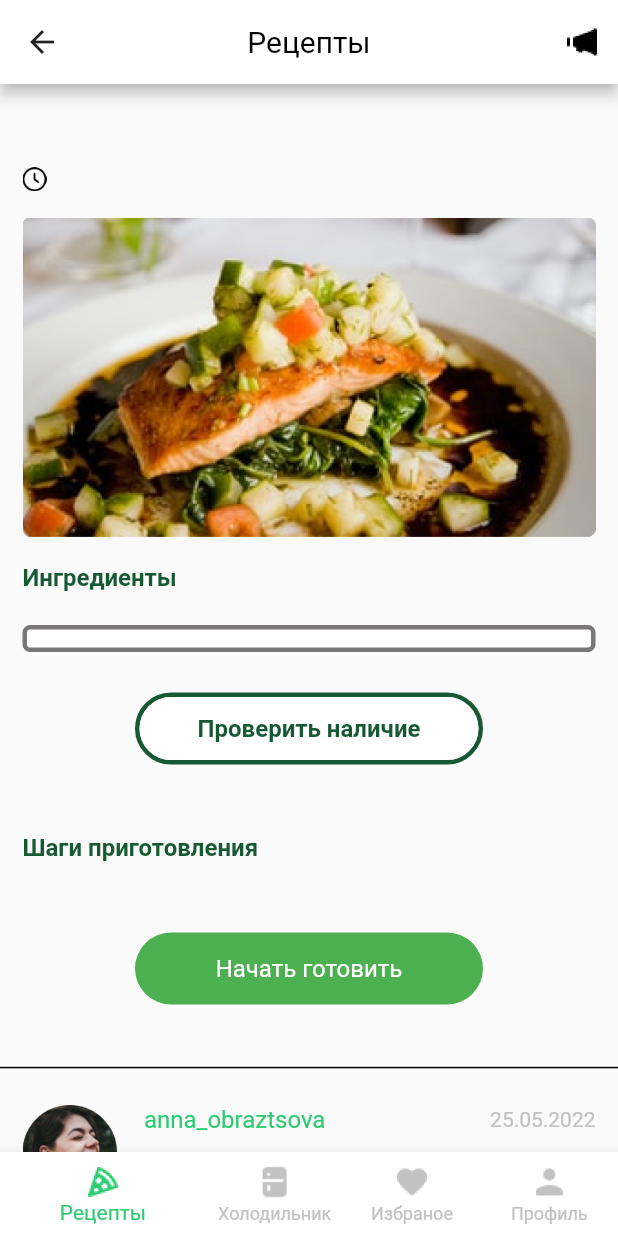
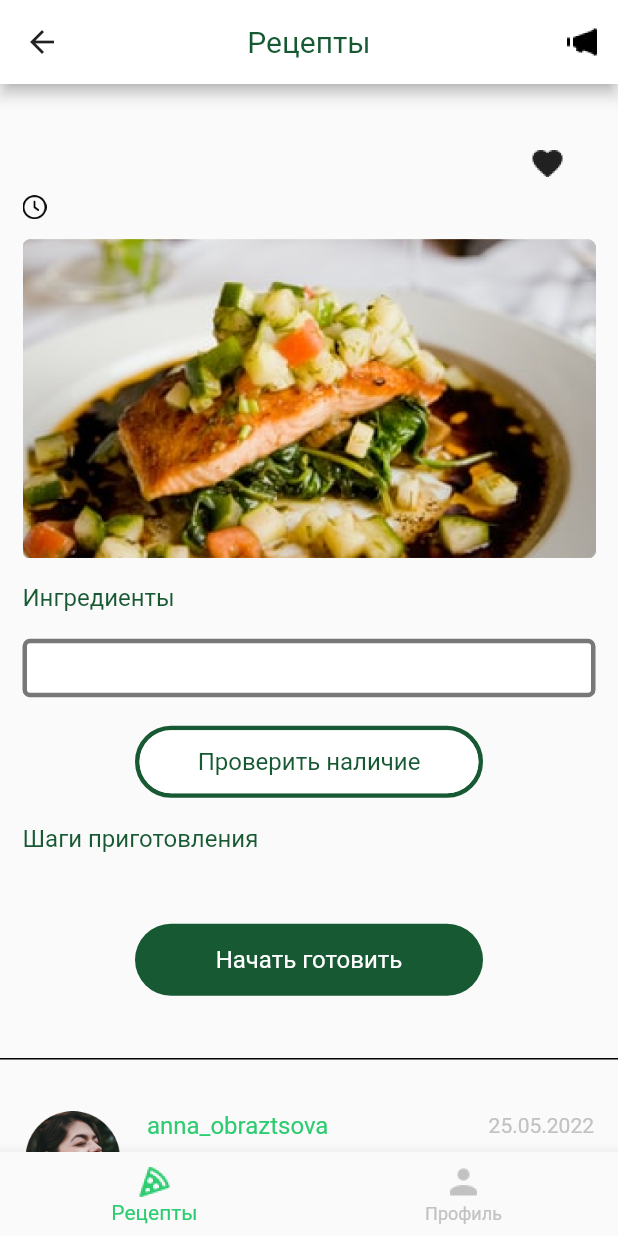
Before and after one commit to vachtung-gigabidze/otus_food_app, a Flutter app: the RecipeDetail screen opened directly with empty values, on a phone screen of 412 x 824 dp. Run offline on Flutter 3.47's test engine with Material 2 defaults, Android fonts, the phone set to English and light mode, and no system bars.

Commit message:
fix design of the recipe_detail screen as in figma

```diff
--- a/lib/screens/logo_screen.dart
+++ b/lib/screens/logo_screen.dart
@@ -1,9 +1,6 @@
 import 'dart:async';
-import 'dart:developer';
 import 'package:flutter/material.dart';
 
-import 'package:otus_food_app/api/recipe_api.dart';
-import 'package:otus_food_app/model.dart';
 import 'package:otus_food_app/widgets/Logo/logo.dart';
 
 class LogoScreen extends StatefulWidget {
--- a/lib/screens/recept_detail.dart
+++ b/lib/screens/recept_detail.dart
@@ -1,6 +1,4 @@
 import 'package:flutter/material.dart';
-// import 'package:flutter/services.dart';
-import 'package:otus_food_app/api/recipe_api.dart';
 import 'package:otus_food_app/constants.dart';
 import 'package:otus_food_app/model.dart';
 import 'package:otus_food_app/widgets/Details/comment_post.dart';
@@ -13,7 +11,6 @@ import 'package:otus_food_app/widgets/Details/header_detail.dart';
 class RecipeDetail extends StatelessWidget {
   RecipeDetail({Key? key}) : super(key: key);
 
-  //TODO: Передать рецепт вместо получения из хранилища
   //final Future<RecipesModel> recipes = Future.value(RecipeApi().fetchRecipes());
 
   @override
@@ -26,7 +23,11 @@ class RecipeDetail extends StatelessWidget {
         title: const Text(
           'Рецепты',
           style: TextStyle(
-            color: Colors.black,
+            color: Color(0xFF165932),
+            fontFamily: 'Roboto',
+            fontStyle: FontStyle.normal,
+            fontWeight: FontWeight.w400,
+            fontSize: 20.0,
           ),
         ),
         centerTitle: true,
@@ -62,22 +63,22 @@ class RecipeDetail extends StatelessWidget {
             label: 'Рецепты',
             backgroundColor: Colors.white,
           ),
-          BottomNavigationBarItem(
-            icon: ImageIcon(Image.asset(
-              Constants.iconFridge,
-              height: 24,
-              width: 24,
-            ).image),
-            label: 'Холодильник',
-          ),
-          BottomNavigationBarItem(
-            icon: ImageIcon(Image.asset(
-              Constants.iconHeart,
-              height: 24,
-              width: 24,
-            ).image),
-            label: 'Избраное',
-          ),
+          // BottomNavigationBarItem(
+          //   icon: ImageIcon(Image.asset(
+          //     Constants.iconFridge,
+          //     height: 24,
+          //     width: 24,
+          //   ).image),
+          //   label: 'Холодильник',
+          // ),
+          // BottomNavigationBarItem(
+          //   icon: ImageIcon(Image.asset(
+          //     Constants.iconHeart,
+          //     height: 24,
+          //     width: 24,
+          //   ).image),
+          //   label: 'Избраное',
+          // ),
           BottomNavigationBarItem(
             icon: ImageIcon(Image.asset(
               Constants.iconProfile,
@@ -102,17 +103,21 @@ class RecipeDetail extends StatelessWidget {
               mainAxisSize: MainAxisSize.min,
               children: [
                 Padding(
-                  padding: const EdgeInsets.only(left: 15, right: 15),
+                  padding:
+                      const EdgeInsets.only(left: 15, right: 15, top: 27.6),
                   child: Column(
                     children: [
                       HeaderDetail(snapshot: snapshot),
+                      const SizedBox(
+                        height: 16.54,
+                      ),
                       IngredientsDetails(snapshot: snapshot.data?.ingredients),
                       const SizedBox(
-                        height: 27,
+                        height: 19,
                       ),
                       checkIngredients(),
                       const SizedBox(
-                        height: 27,
+                        height: 18,
                       ),
                       CookingStepsDetail(snapshot: snapshot),
                     ],
@@ -133,12 +138,13 @@ class RecipeDetail extends StatelessWidget {
                   color: Colors.black,
                 ),
                 Padding(
-                  padding: const EdgeInsets.all(15.0),
+                  padding:
+                      const EdgeInsets.only(left: 17.0, right: 16, top: 25),
                   child: Column(
                     children: [
                       commentView(),
                       const SizedBox(
-                        height: 35,
+                        height: 48,
                       ),
                       const CommentPost(),
                     ],
--- a/lib/widgets/Details/comment_post.dart
+++ b/lib/widgets/Details/comment_post.dart
@@ -46,7 +46,7 @@ class _CommentPostState extends State<CommentPost> {
                         Constants.imageIcon,
                       ),
                       height: 24,
-                      width: 24,
+                      width: 19.2,
                     ),
                   )),
               enabledBorder: const OutlineInputBorder(
--- a/lib/widgets/Details/comment_view.dart
+++ b/lib/widgets/Details/comment_view.dart
@@ -55,7 +55,7 @@ Widget commentView() {
                     style: TextStyle(
                       fontFamily: 'Roboto',
                       fontStyle: FontStyle.normal,
-                      fontWeight: FontWeight.w600,
+                      fontWeight: FontWeight.w400,
                       fontSize: 14.0,
                       color: Colors.black,
                     ),
--- a/lib/widgets/Details/cooking_button.dart
+++ b/lib/widgets/Details/cooking_button.dart
@@ -11,7 +11,8 @@ Widget cookingButton() {
           borderRadius: BorderRadius.circular(24.0),
           // side: BorderSide(color: Colors.red)
         )),
-        backgroundColor: MaterialStateProperty.all<Color>(Colors.green),
+        backgroundColor:
+            MaterialStateProperty.all<Color>(const Color(0xFF165932)),
       ),
       onPressed: () {},
       child: const Text(
@@ -52,7 +53,7 @@ Widget checkIngredients() {
         style: TextStyle(
           fontFamily: 'Roboto',
           fontStyle: FontStyle.normal,
-          fontWeight: FontWeight.w600,
+          fontWeight: FontWeight.w500,
           fontSize: 16.0,
           color: Color(0xFF165932),
         ),
--- a/lib/widgets/Details/cooking_step.dart
+++ b/lib/widgets/Details/cooking_step.dart
@@ -5,11 +5,10 @@ import 'package:otus_food_app/widgets/Details/check_box.dart';
 
 Widget cookingStepCard(CookingStep? cookingStep) {
   return Container(
-    margin: const EdgeInsets.only(bottom: 10),
     decoration: BoxDecoration(
       boxShadow: [
         BoxShadow(
-          color: Colors.grey.withOpacity(0.8),
+          color: Colors.grey.withOpacity(0.25),
           spreadRadius: 0,
           blurRadius: 4,
           offset: const Offset(0, 4), // changes position of shadow
@@ -45,8 +44,8 @@ Widget cookingStepCard(CookingStep? cookingStep) {
                 style: TextStyle(
                     fontFamily: 'Roboto',
                     fontStyle: FontStyle.normal,
-                    fontWeight: FontWeight.w600,
-                    fontSize: 14.0,
+                    fontWeight: FontWeight.w400,
+                    fontSize: 12.0,
                     color: AppColors().stepText(cookingStep.status!)),
                 overflow: TextOverflow.clip,
               ),
--- a/lib/widgets/Details/cooking_steps_detail.dart
+++ b/lib/widgets/Details/cooking_steps_detail.dart
@@ -14,15 +14,12 @@ class CookingStepsDetail extends StatelessWidget {
     return Column(
       crossAxisAlignment: CrossAxisAlignment.start,
       children: [
-        const SizedBox(
-          height: 19,
-        ),
         const Text(
           'Шаги приготовления',
           style: TextStyle(
             fontFamily: 'Roboto',
             fontStyle: FontStyle.normal,
-            fontWeight: FontWeight.w600,
+            fontWeight: FontWeight.w500,
             fontSize: 16.0,
             color: Color(0xFF165932),
           ),
@@ -34,9 +31,13 @@ class CookingStepsDetail extends StatelessWidget {
             shrinkWrap: true,
             physics: const ClampingScrollPhysics(),
             //padding: const EdgeInsets.all(8),
+
             itemCount: recept?.cookingSteps?.length ?? 0,
             itemBuilder: (BuildContext context, int index) {
-              return cookingStepCard(recept?.cookingSteps?[index]);
+              return Container(
+                margin: const EdgeInsets.only(bottom: 16),
+                child: cookingStepCard(recept?.cookingSteps?[index]),
+              );
             })
       ],
     );
--- a/lib/widgets/Details/header_detail.dart
+++ b/lib/widgets/Details/header_detail.dart
@@ -18,8 +18,15 @@ class HeaderDetail extends StatelessWidget {
         const SizedBox(
           height: 10,
         ),
-        Text(
+        Row(
+          mainAxisAlignment: MainAxisAlignment.spaceBetween,
+          children: [
+            SizedBox(
+              height: 31,
+              width: 314,
+              child: Text(
                 recept?.name ?? "Название рецепта",
+                overflow: TextOverflow.ellipsis,
                 textAlign: TextAlign.left,
                 style: const TextStyle(
                   fontFamily: 'Roboto',
@@ -30,8 +37,19 @@ class HeaderDetail extends StatelessWidget {
                   decoration: TextDecoration.none,
                 ),
               ),
+            ),
+            Container(
+              margin: const EdgeInsets.only(right: 20),
+              child: ImageIcon(Image.asset(
+                Constants.iconHeart,
+                height: 30,
+                width: 30,
+              ).image),
+            ),
+          ],
+        ),
         const SizedBox(
-          height: 16,
+          height: 4,
         ),
         Row(
           children: [
@@ -41,9 +59,10 @@ class HeaderDetail extends StatelessWidget {
               width: 16,
               fit: BoxFit.cover,
             ),
-            Padding(
-              padding: const EdgeInsets.only(left: 11.0),
-              child: Text(
+            const SizedBox(
+              width: 11,
+            ),
+            Text(
               recept?.time ?? "Время приготовления",
               style: const TextStyle(
                 fontFamily: 'Roboto',
@@ -54,13 +73,14 @@ class HeaderDetail extends StatelessWidget {
                 decoration: TextDecoration.none,
               ),
             ),
-            ),
           ],
         ),
         const SizedBox(
-          height: 16,
+          height: 12,
         ),
-        const Image(image: AssetImage('assets/images/1_full.png')),
+        const Image(
+          image: AssetImage('assets/images/1_full.png'),
+        ),
       ],
     );
   }
--- a/lib/widgets/Details/ingredients_detail.dart
+++ b/lib/widgets/Details/ingredients_detail.dart
@@ -15,35 +15,33 @@ class IngredientsDetails extends StatelessWidget {
     return Column(
       crossAxisAlignment: CrossAxisAlignment.start,
       children: [
-        const SizedBox(
-          height: 18,
-        ),
         Text(
           title,
           style: const TextStyle(
             fontFamily: 'Roboto',
             fontStyle: FontStyle.normal,
-            fontWeight: FontWeight.w600,
+            fontWeight: FontWeight.w500,
             fontSize: 16.0,
             color: Color(0xFF165932),
           ),
         ),
         const SizedBox(
-          height: 22,
+          height: 18,
         ),
         Container(
           decoration: BoxDecoration(
             color: Colors.white,
             borderRadius: BorderRadius.circular(5),
             border: Border.all(
-              color: const Color.fromARGB(255, 121, 118, 118),
+              color: const Color(0xFF797676),
               width: 3,
             ),
           ),
           child: ListView.builder(
               shrinkWrap: true,
               physics: const ClampingScrollPhysics(),
-              padding: const EdgeInsets.all(6),
+              padding:
+                  const EdgeInsets.only(top: 15, left: 8, right: 8, bottom: 18),
               itemCount: ingredients?.length ?? 0,
               itemBuilder: (BuildContext context, int index) {
                 return Padding(
@@ -70,7 +68,7 @@ class IngredientsDetails extends StatelessWidget {
                             style: const TextStyle(
                               fontFamily: 'Roboto',
                               fontStyle: FontStyle.normal,
-                              fontWeight: FontWeight.w600,
+                              fontWeight: FontWeight.w500,
                               fontSize: 14.0,
                               color: Colors.black87,
                             ),
```
Lines whose indentation alone changed are shown as unchanged.
